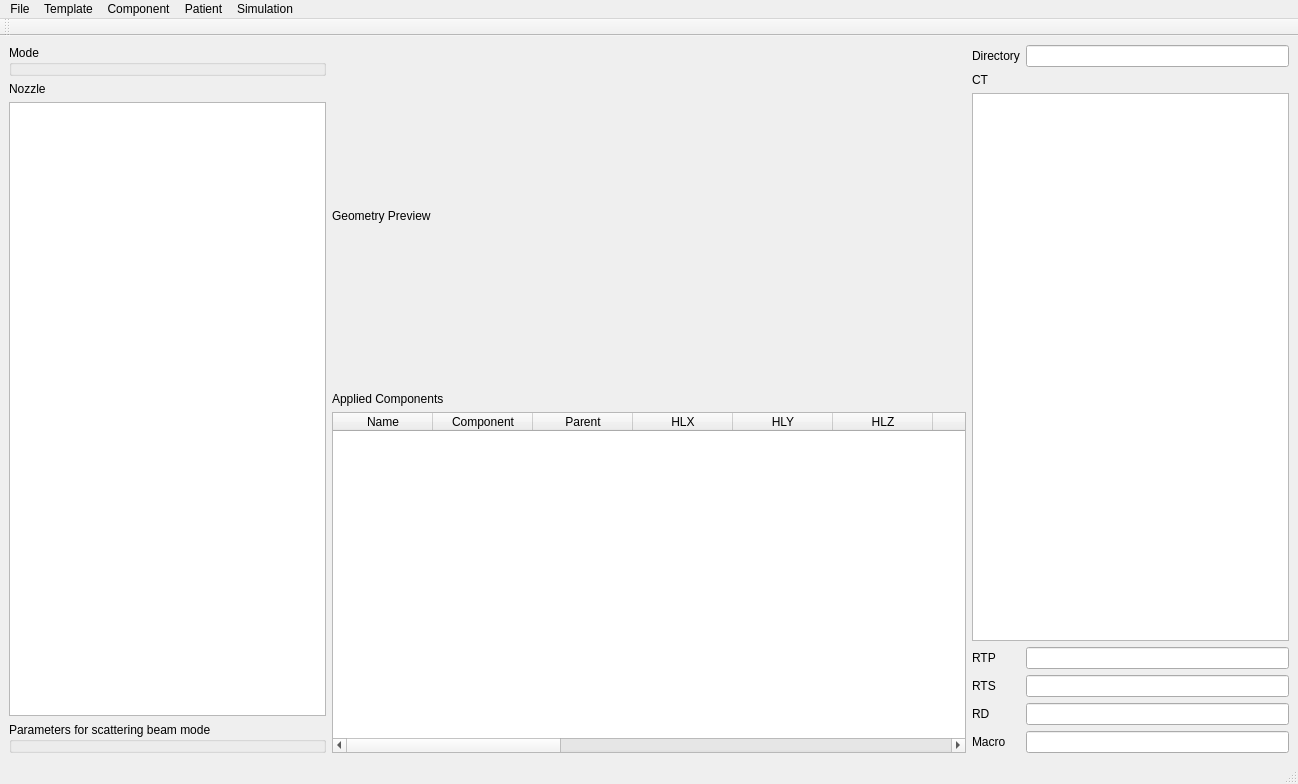
This is ui/main.ui in Somhammer/ProtonTherapy as Qt 5 draws it before an edit. The edited form follows.
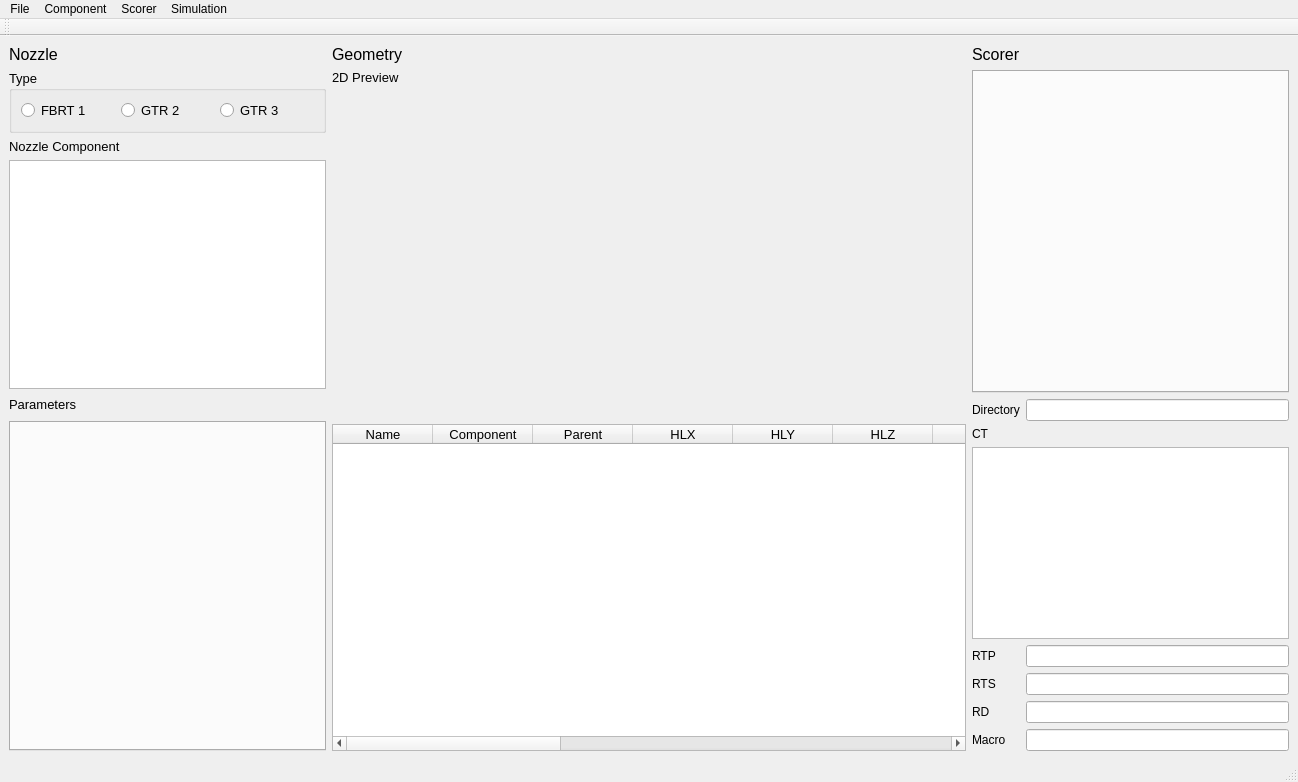
This is the edited form. Icons and pictures are not drawn.

The edit to the form file:
```diff
--- a/ui/main.ui
+++ b/ui/main.ui
@@ -7,7 +7,7 @@
     <x>0</x>
     <y>0</y>
     <width>1298</width>
-    <height>784</height>
+    <height>782</height>
    </rect>
   </property>
   <property name="sizePolicy">
@@ -30,21 +30,8 @@
       <property name="spacing">
        <number>6</number>
       </property>
-      <item row="0" column="0" colspan="2">
-       <widget class="QGroupBox" name="groupNozzleMode">
-        <property name="sizePolicy">
-         <sizepolicy hsizetype="Minimum" vsizetype="Preferred">
-          <horstretch>0</horstretch>
-          <verstretch>0</verstretch>
-         </sizepolicy>
-        </property>
-        <property name="title">
-         <string>Mode</string>
-        </property>
-       </widget>
-      </item>
-      <item row="2" column="0" colspan="2">
-       <widget class="QListWidget" name="listTemplates">
+      <item row="3" column="0" colspan="3">
+       <widget class="QListWidget" name="listComponents">
         <property name="sizePolicy">
          <sizepolicy hsizetype="Minimum" vsizetype="Expanding">
           <horstretch>0</horstretch>
@@ -53,57 +40,175 @@
         </property>
        </widget>
       </item>
-      <item row="1" column="0" colspan="2">
-       <widget class="QLabel" name="label_2">
+      <item row="5" column="0" colspan="3">
+       <widget class="QFrame" name="frameParameters">
+        <property name="minimumSize">
+         <size>
+          <width>0</width>
+          <height>330</height>
+         </size>
+        </property>
+        <property name="frameShape">
+         <enum>QFrame::NoFrame</enum>
+        </property>
+        <property name="frameShadow">
+         <enum>QFrame::Plain</enum>
+        </property>
+        <layout class="QGridLayout" name="gridLayout_6">
+         <property name="leftMargin">
+          <number>0</number>
+         </property>
+         <property name="topMargin">
+          <number>0</number>
+         </property>
+         <property name="rightMargin">
+          <number>0</number>
+         </property>
+         <property name="bottomMargin">
+          <number>0</number>
+         </property>
+         <property name="spacing">
+          <number>0</number>
+         </property>
+         <item row="0" column="0">
+          <widget class="QTabWidget" name="tabParameters">
+           <property name="sizePolicy">
+            <sizepolicy hsizetype="Minimum" vsizetype="Preferred">
+             <horstretch>0</horstretch>
+             <verstretch>0</verstretch>
+            </sizepolicy>
+           </property>
+          </widget>
+         </item>
+        </layout>
+       </widget>
+      </item>
+      <item row="2" column="0" colspan="3">
+       <widget class="QLabel" name="labelComp">
         <property name="sizePolicy">
          <sizepolicy hsizetype="Minimum" vsizetype="Preferred">
           <horstretch>0</horstretch>
           <verstretch>0</verstretch>
          </sizepolicy>
         </property>
+        <property name="font">
+         <font>
+          <pointsize>10</pointsize>
+         </font>
+        </property>
         <property name="text">
-         <string>Nozzle</string>
+         <string>Nozzle Component</string>
         </property>
         <property name="alignment">
          <set>Qt::AlignLeading|Qt::AlignLeft|Qt::AlignVCenter</set>
         </property>
        </widget>
       </item>
-      <item row="3" column="0" rowspan="2" colspan="2">
-       <widget class="QGroupBox" name="groupConvalgo">
+      <item row="0" column="0" colspan="3">
+       <widget class="QLabel" name="labelNozzle">
+        <property name="font">
+         <font>
+          <pointsize>12</pointsize>
+         </font>
+        </property>
+        <property name="text">
+         <string>Nozzle</string>
+        </property>
+       </widget>
+      </item>
+      <item row="4" column="0">
+       <widget class="QLabel" name="labelNozzlePara">
+        <property name="sizePolicy">
+         <sizepolicy hsizetype="Preferred" vsizetype="Maximum">
+          <horstretch>0</horstretch>
+          <verstretch>0</verstretch>
+         </sizepolicy>
+        </property>
+        <property name="font">
+         <font>
+          <pointsize>10</pointsize>
+         </font>
+        </property>
+        <property name="text">
+         <string>Parameters</string>
+        </property>
+       </widget>
+      </item>
+      <item row="1" column="0" colspan="3">
+       <widget class="QGroupBox" name="groupNozzleMode">
         <property name="sizePolicy">
          <sizepolicy hsizetype="Minimum" vsizetype="Preferred">
           <horstretch>0</horstretch>
           <verstretch>0</verstretch>
          </sizepolicy>
         </property>
+        <property name="font">
+         <font>
+          <pointsize>10</pointsize>
+         </font>
+        </property>
         <property name="title">
-         <string>Parameters for scattering beam mode</string>
+         <string>Type</string>
         </property>
+        <layout class="QGridLayout" name="gridLayout_5">
+         <item row="0" column="0">
+          <widget class="QRadioButton" name="radioFBRT1">
+           <property name="text">
+            <string>FBRT 1</string>
+           </property>
+          </widget>
+         </item>
+         <item row="0" column="1">
+          <widget class="QRadioButton" name="radioGTR2">
+           <property name="text">
+            <string>GTR 2</string>
+           </property>
+          </widget>
+         </item>
+         <item row="0" column="2">
+          <widget class="QRadioButton" name="radioGTR3">
+           <property name="text">
+            <string>GTR 3</string>
+           </property>
+          </widget>
+         </item>
+        </layout>
        </widget>
       </item>
+      <item row="4" column="1" colspan="2">
+       <spacer name="horizontalSpacer">
+        <property name="orientation">
+         <enum>Qt::Horizontal</enum>
+        </property>
+        <property name="sizeType">
+         <enum>QSizePolicy::Preferred</enum>
+        </property>
+        <property name="sizeHint" stdset="0">
+         <size>
+          <width>40</width>
+          <height>20</height>
+         </size>
+        </property>
+       </spacer>
+      </item>
      </layout>
     </item>
     <item row="0" column="3" rowspan="2">
      <layout class="QGridLayout" name="gridLayout_4">
-      <item row="5" column="0">
-       <widget class="QLabel" name="labelRD">
-        <property name="text">
-         <string>RD</string>
-        </property>
-       </widget>
-      </item>
-      <item row="2" column="0" colspan="4">
-       <widget class="QListWidget" name="listPatientCT">
+      <item row="5" column="1" colspan="2">
+       <widget class="QLineEdit" name="lineRTP">
         <property name="sizePolicy">
-         <sizepolicy hsizetype="Preferred" vsizetype="Preferred">
+         <sizepolicy hsizetype="Preferred" vsizetype="Fixed">
           <horstretch>0</horstretch>
           <verstretch>0</verstretch>
          </sizepolicy>
         </property>
+        <property name="readOnly">
+         <bool>true</bool>
+        </property>
        </widget>
       </item>
-      <item row="1" column="0" colspan="4">
+      <item row="3" column="0" colspan="3">
        <widget class="QLabel" name="labelCT">
         <property name="sizePolicy">
          <sizepolicy hsizetype="Preferred" vsizetype="Maximum">
@@ -116,14 +221,46 @@
         </property>
        </widget>
       </item>
-      <item row="4" column="0">
-       <widget class="QLabel" name="labelRTS">
+      <item row="6" column="1" colspan="2">
+       <widget class="QLineEdit" name="lineRTS">
+        <property name="sizePolicy">
+         <sizepolicy hsizetype="Preferred" vsizetype="Fixed">
+          <horstretch>0</horstretch>
+          <verstretch>0</verstretch>
+         </sizepolicy>
+        </property>
+        <property name="readOnly">
+         <bool>true</bool>
+        </property>
+       </widget>
+      </item>
+      <item row="2" column="0">
+       <widget class="QLabel" name="labelPatientDir">
+        <property name="sizePolicy">
+         <sizepolicy hsizetype="Preferred" vsizetype="Maximum">
+          <horstretch>0</horstretch>
+          <verstretch>0</verstretch>
+         </sizepolicy>
+        </property>
         <property name="text">
-         <string>RTS</string>
+         <string>Directory</string>
         </property>
        </widget>
       </item>
-      <item row="3" column="0">
+      <item row="8" column="0">
+       <widget class="QLabel" name="labelMacro">
+        <property name="sizePolicy">
+         <sizepolicy hsizetype="Preferred" vsizetype="Preferred">
+          <horstretch>0</horstretch>
+          <verstretch>0</verstretch>
+         </sizepolicy>
+        </property>
+        <property name="text">
+         <string>Macro</string>
+        </property>
+       </widget>
+      </item>
+      <item row="5" column="0">
        <widget class="QLabel" name="labelRTP">
         <property name="sizePolicy">
          <sizepolicy hsizetype="Maximum" vsizetype="Preferred">
@@ -136,17 +273,61 @@
         </property>
        </widget>
       </item>
-      <item row="4" column="1" colspan="3">
-       <widget class="QLineEdit" name="lineRTS">
+      <item row="4" column="0" colspan="3">
+       <widget class="QListWidget" name="listPatientCT">
         <property name="sizePolicy">
+         <sizepolicy hsizetype="Preferred" vsizetype="Preferred">
+          <horstretch>0</horstretch>
+          <verstretch>0</verstretch>
+         </sizepolicy>
+        </property>
+       </widget>
+      </item>
+      <item row="2" column="1" colspan="2">
+       <widget class="QLineEdit" name="linePatientDir">
+        <property name="sizePolicy">
          <sizepolicy hsizetype="Preferred" vsizetype="Fixed">
           <horstretch>0</horstretch>
           <verstretch>0</verstretch>
          </sizepolicy>
         </property>
+        <property name="readOnly">
+         <bool>true</bool>
+        </property>
        </widget>
       </item>
-      <item row="5" column="1" colspan="3">
+      <item row="0" column="0" colspan="3">
+       <widget class="QLabel" name="labelScorer">
+        <property name="sizePolicy">
+         <sizepolicy hsizetype="Preferred" vsizetype="Maximum">
+          <horstretch>0</horstretch>
+          <verstretch>0</verstretch>
+         </sizepolicy>
+        </property>
+        <property name="font">
+         <font>
+          <pointsize>12</pointsize>
+         </font>
+        </property>
+        <property name="text">
+         <string>Scorer</string>
+        </property>
+       </widget>
+      </item>
+      <item row="8" column="1" colspan="2">
+       <widget class="QLineEdit" name="lineMacro">
+        <property name="sizePolicy">
+         <sizepolicy hsizetype="Preferred" vsizetype="Fixed">
+          <horstretch>0</horstretch>
+          <verstretch>0</verstretch>
+         </sizepolicy>
+        </property>
+        <property name="readOnly">
+         <bool>true</bool>
+        </property>
+       </widget>
+      </item>
+      <item row="7" column="1" colspan="2">
        <widget class="QLineEdit" name="lineRD">
         <property name="sizePolicy">
          <sizepolicy hsizetype="Preferred" vsizetype="Fixed">
@@ -154,69 +335,33 @@
           <verstretch>0</verstretch>
          </sizepolicy>
         </property>
-       </widget>
-      </item>
-      <item row="3" column="1" colspan="3">
-       <widget class="QLineEdit" name="lineRTP">
-        <property name="sizePolicy">
-         <sizepolicy hsizetype="Preferred" vsizetype="Fixed">
-          <horstretch>0</horstretch>
-          <verstretch>0</verstretch>
-         </sizepolicy>
+        <property name="readOnly">
+         <bool>true</bool>
         </property>
        </widget>
       </item>
       <item row="6" column="0">
-       <widget class="QLabel" name="labelMacro">
-        <property name="sizePolicy">
-         <sizepolicy hsizetype="Preferred" vsizetype="Preferred">
-          <horstretch>0</horstretch>
-          <verstretch>0</verstretch>
-         </sizepolicy>
-        </property>
+       <widget class="QLabel" name="labelRTS">
         <property name="text">
-         <string>Macro</string>
+         <string>RTS</string>
         </property>
        </widget>
       </item>
-      <item row="6" column="1" colspan="3">
-       <widget class="QLineEdit" name="lineMacro">
-        <property name="sizePolicy">
-         <sizepolicy hsizetype="Preferred" vsizetype="Fixed">
-          <horstretch>0</horstretch>
-          <verstretch>0</verstretch>
-         </sizepolicy>
-        </property>
-       </widget>
-      </item>
-      <item row="0" column="0">
-       <widget class="QLabel" name="labelPatientDir">
-        <property name="sizePolicy">
-         <sizepolicy hsizetype="Preferred" vsizetype="Maximum">
-          <horstretch>0</horstretch>
-          <verstretch>0</verstretch>
-         </sizepolicy>
-        </property>
+      <item row="7" column="0">
+       <widget class="QLabel" name="labelRD">
         <property name="text">
-         <string>Directory</string>
+         <string>RD</string>
         </property>
        </widget>
       </item>
-      <item row="0" column="1" colspan="3">
-       <widget class="QLineEdit" name="linePatientDir">
-        <property name="sizePolicy">
-         <sizepolicy hsizetype="Preferred" vsizetype="Fixed">
-          <horstretch>0</horstretch>
-          <verstretch>0</verstretch>
-         </sizepolicy>
-        </property>
-       </widget>
+      <item row="1" column="0" colspan="3">
+       <widget class="QTabWidget" name="tabScorer"/>
       </item>
      </layout>
     </item>
     <item row="0" column="1" rowspan="2" colspan="2">
      <layout class="QGridLayout" name="gridLayout_2">
-      <item row="2" column="0">
+      <item row="4" column="0">
        <widget class="QTableWidget" name="tableComp">
         <property name="sizePolicy">
          <sizepolicy hsizetype="Preferred" vsizetype="Preferred">
@@ -224,6 +369,11 @@
           <verstretch>0</verstretch>
          </sizepolicy>
         </property>
+        <property name="font">
+         <font>
+          <pointsize>10</pointsize>
+         </font>
+        </property>
         <property name="frameShape">
          <enum>QFrame::StyledPanel</enum>
         </property>
@@ -378,28 +528,47 @@
        </widget>
       </item>
       <item row="1" column="0">
-       <widget class="QLabel" name="labelComp">
+       <widget class="QLabel" name="labelPreview">
         <property name="sizePolicy">
          <sizepolicy hsizetype="Preferred" vsizetype="Maximum">
           <horstretch>0</horstretch>
           <verstretch>0</verstretch>
          </sizepolicy>
         </property>
+        <property name="maximumSize">
+         <size>
+          <width>16777215</width>
+          <height>16777215</height>
+         </size>
+        </property>
+        <property name="font">
+         <font>
+          <pointsize>10</pointsize>
+         </font>
+        </property>
         <property name="text">
-         <string>Applied Components</string>
+         <string>2D Preview</string>
         </property>
        </widget>
       </item>
+      <item row="2" column="0">
+       <widget class="QWidget" name="widgetNozzle" native="true"/>
+      </item>
       <item row="0" column="0">
        <widget class="QLabel" name="labelGeometry">
         <property name="sizePolicy">
-         <sizepolicy hsizetype="Preferred" vsizetype="Preferred">
+         <sizepolicy hsizetype="Preferred" vsizetype="Maximum">
           <horstretch>0</horstretch>
           <verstretch>0</verstretch>
          </sizepolicy>
         </property>
+        <property name="font">
+         <font>
+          <pointsize>12</pointsize>
+         </font>
+        </property>
         <property name="text">
-         <string>Geometry Preview</string>
+         <string>Geometry</string>
         </property>
        </widget>
       </item>
@@ -407,13 +576,25 @@
     </item>
    </layout>
   </widget>
+  <widget class="QStatusBar" name="statusbar"/>
+  <widget class="QToolBar" name="toolBar">
+   <property name="windowTitle">
+    <string>toolBar</string>
+   </property>
+   <attribute name="toolBarArea">
+    <enum>TopToolBarArea</enum>
+   </attribute>
+   <attribute name="toolBarBreak">
+    <bool>false</bool>
+   </attribute>
+  </widget>
   <widget class="QMenuBar" name="menubar">
    <property name="geometry">
     <rect>
      <x>0</x>
      <y>0</y>
      <width>1298</width>
-     <height>20</height>
+     <height>22</height>
     </rect>
    </property>
    <widget class="QMenu" name="menuFile">
@@ -434,9 +615,9 @@
     <addaction name="actionCompModify"/>
     <addaction name="actionCompDelete"/>
    </widget>
-   <widget class="QMenu" name="menuPatient">
+   <widget class="QMenu" name="menuScorer">
     <property name="title">
-     <string>Patient</string>
+     <string>Scorer</string>
     </property>
     <addaction name="actionPatientSetup"/>
     <addaction name="actionPatientView"/>
@@ -448,33 +629,11 @@
     </property>
     <addaction name="actionSimLoad"/>
    </widget>
-   <widget class="QMenu" name="menuTemplate">
-    <property name="title">
-     <string>Template</string>
-    </property>
-    <addaction name="actionTempNew"/>
-    <addaction name="actionTempLoad"/>
-    <addaction name="actionTempModify"/>
-    <addaction name="actionTempDelete"/>
-   </widget>
    <addaction name="menuFile"/>
-   <addaction name="menuTemplate"/>
    <addaction name="menuComp"/>
-   <addaction name="menuPatient"/>
+   <addaction name="menuScorer"/>
    <addaction name="menuSimulation"/>
   </widget>
-  <widget class="QStatusBar" name="statusbar"/>
-  <widget class="QToolBar" name="toolBar">
-   <property name="windowTitle">
-    <string>toolBar</string>
-   </property>
-   <attribute name="toolBarArea">
-    <enum>TopToolBarArea</enum>
-   </attribute>
-   <attribute name="toolBarBreak">
-    <bool>false</bool>
-   </attribute>
-  </widget>
   <action name="actionFileNew">
    <property name="icon">
     <iconset>
```
Left out of the diff: 56 changed lines with no effect on the pictures.
